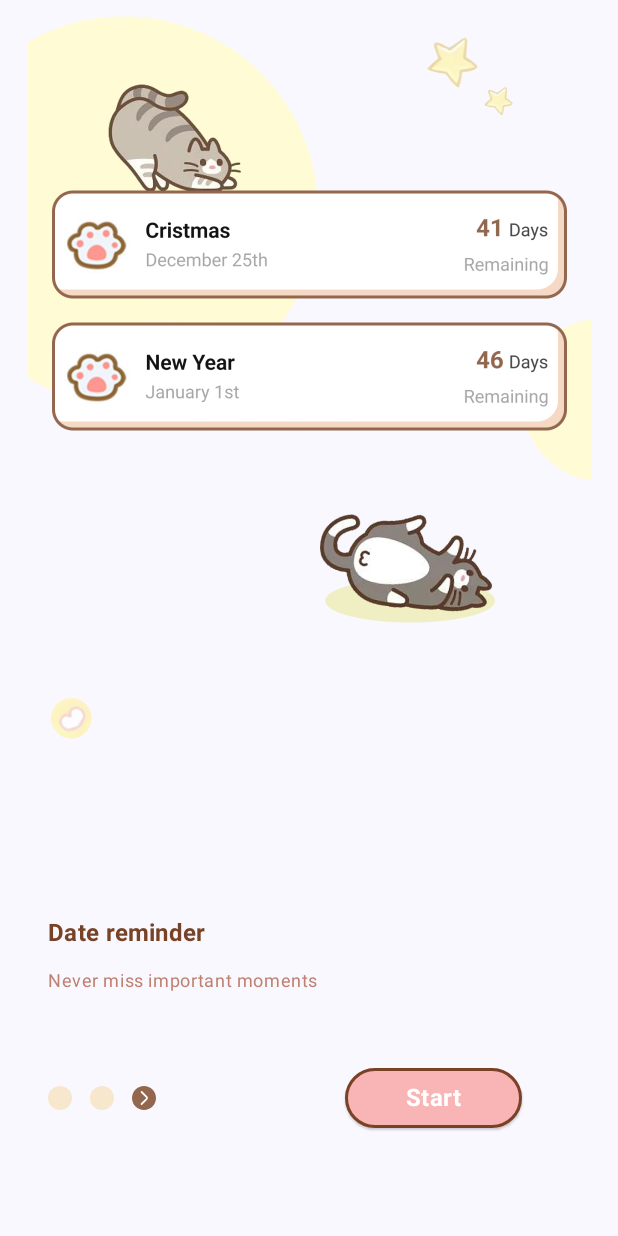
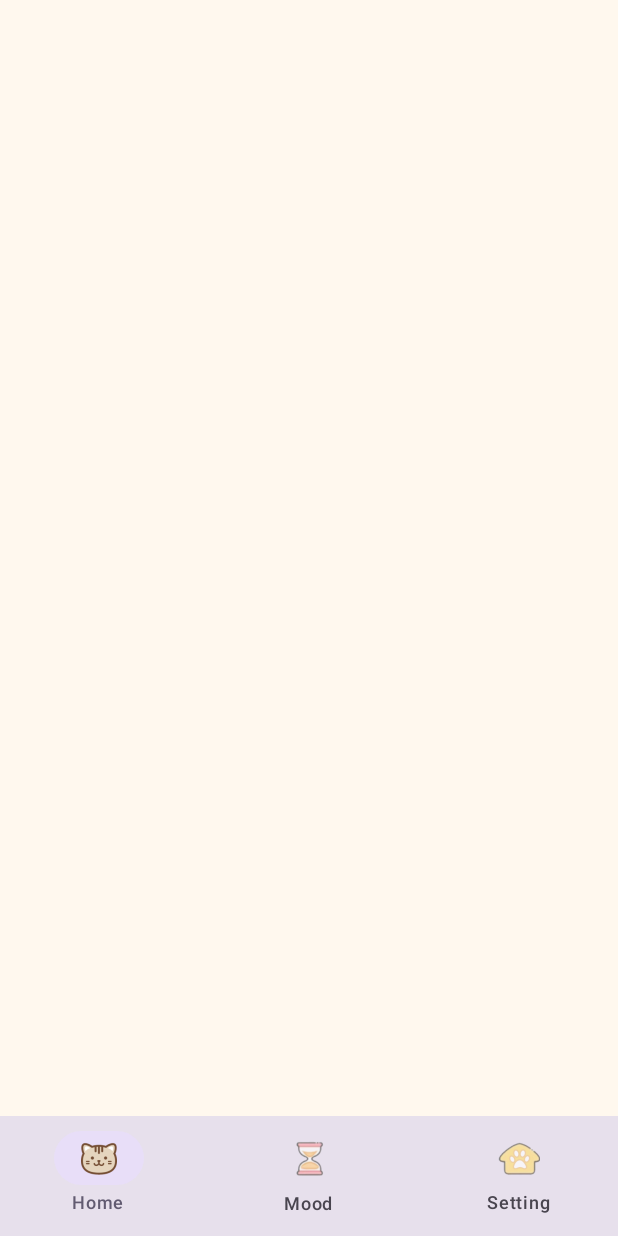
Before and after one commit to Vicent9920/BasicCodelab, an Android app built with Jetpack Compose: the screen it shows after launch (MainActivity), on a phone screen of 412 x 824 dp. Run offline under Robolectric (Android 15) with nearby library versions, the phone set to English and light mode, and no system bars.

Commit message:
添加主页

```diff
--- /dev/null
+++ b/app/src/main/java/com/example/basicscodelab/ui/home/MainActivity.kt
@@ -0,0 +1,116 @@
+package com.example.basicscodelab.ui.home
+
+import android.annotation.SuppressLint
+import android.os.Bundle
+import androidx.activity.ComponentActivity
+import androidx.activity.compose.setContent
+import androidx.compose.foundation.background
+import androidx.compose.foundation.layout.Column
+import androidx.compose.foundation.layout.fillMaxSize
+import androidx.compose.material3.ExperimentalMaterial3Api
+import androidx.compose.material3.Icon
+import androidx.compose.material3.MaterialTheme
+import androidx.compose.material3.NavigationBar
+import androidx.compose.material3.NavigationBarItem
+import androidx.compose.material3.Scaffold
+import androidx.compose.material3.Surface
+import androidx.compose.material3.Text
+import androidx.compose.runtime.Composable
+import androidx.compose.ui.Modifier
+import androidx.compose.ui.graphics.Color
+import androidx.compose.ui.res.painterResource
+import androidx.compose.ui.tooling.preview.Preview
+import com.example.basicscodelab.R
+import com.example.basicscodelab.ui.theme.BasicsCodelabTheme
+
+class MainActivity : ComponentActivity() {
+    override fun onCreate(savedInstanceState: Bundle?) {
+        super.onCreate(savedInstanceState)
+        setContent { MainPage() }
+    }
+}
+
+@Composable
+fun MainPage(modifier: Modifier = Modifier) {
+    Screen(modifier)
+}
+
+@SuppressLint("UnusedMaterial3ScaffoldPaddingParameter")
+@OptIn(ExperimentalMaterial3Api::class)
+@Composable
+fun Screen(modifier: Modifier = Modifier) {
+    Scaffold(modifier = modifier,
+        bottomBar = {MainBottomNavigation()},
+        content = { HomeScreen()})
+}
+
+@Composable
+fun HomeScreen() {
+    Column(modifier = Modifier
+        .fillMaxSize()
+        .background(color = Color(0xFFFFF8EE))) {
+
+    }
+}
+
+@Composable
+private fun MainBottomNavigation(modifier: Modifier = Modifier) {
+    NavigationBar(
+        containerColor = MaterialTheme.colorScheme.surfaceVariant,
+        modifier = modifier
+    ) {
+        NavigationBarItem(
+            icon = {
+                Icon(
+                    painter = painterResource(id = R.mipmap.ic_home_selected),
+                    tint = Color.Unspecified,
+                    contentDescription = null
+                )
+            },
+            label = {
+                Text("Home")
+            },
+            selected = true,
+            onClick = {}
+        )
+        NavigationBarItem(
+            icon = {
+                Icon(
+                    painter = painterResource(id = R.mipmap.ic_mood_normal),
+                    tint = Color.Unspecified,
+                    contentDescription = null
+                )
+            },
+            label = {
+                Text("Mood")
+            },
+            selected = false,
+            onClick = {}
+        )
+        NavigationBarItem(
+            icon = {
+                Icon(
+                    painter = painterResource(id = R.mipmap.ic_setting_normal),
+                    tint = Color.Unspecified,
+                    contentDescription = null
+                )
+            },
+            label = {
+                Text("Setting")
+            },
+            selected = false,
+            onClick = {}
+        )
+    }
+}
+
+
+@Preview(showBackground = true, widthDp = 360, heightDp = 640)
+@Composable
+fun MainPagePreview() {
+    BasicsCodelabTheme {
+        Surface {
+            Screen()
+        }
+    }
+}
--- a/app/src/main/java/com/example/basicscodelab/ui/page/GuideAScreen.kt
+++ b/app/src/main/java/com/example/basicscodelab/ui/splash/GuideAScreen.kt
@@ -1,4 +1,4 @@
-package com.example.basicscodelab.ui.page
+package com.example.basicscodelab.ui.splash
 
 import androidx.compose.foundation.BorderStroke
 import androidx.compose.foundation.Image
--- a/app/src/main/java/com/example/basicscodelab/ui/page/GuideCScreen.kt
+++ b/app/src/main/java/com/example/basicscodelab/ui/splash/GuideBScreen.kt
@@ -1,4 +1,4 @@
-package com.example.basicscodelab.ui.page
+package com.example.basicscodelab.ui.splash
 
 import androidx.compose.foundation.BorderStroke
 import androidx.compose.foundation.Image
@@ -13,7 +13,6 @@ import androidx.compose.foundation.layout.height
 import androidx.compose.foundation.layout.padding
 import androidx.compose.foundation.layout.size
 import androidx.compose.foundation.layout.width
-import androidx.compose.foundation.layout.widthIn
 import androidx.compose.material3.ButtonDefaults
 import androidx.compose.material3.ElevatedButton
 import androidx.compose.material3.Icon
@@ -23,26 +22,17 @@ import androidx.compose.runtime.Composable
 import androidx.compose.ui.Alignment
 import androidx.compose.ui.Modifier
 import androidx.compose.ui.graphics.Color
-import androidx.compose.ui.graphics.StrokeCap
-import androidx.compose.ui.graphics.StrokeJoin
-import androidx.compose.ui.graphics.drawscope.Stroke
 import androidx.compose.ui.res.painterResource
-import androidx.compose.ui.text.ExperimentalTextApi
-import androidx.compose.ui.text.TextStyle
-import androidx.compose.ui.text.font.FontFamily
 import androidx.compose.ui.text.font.FontWeight
-import androidx.compose.ui.text.style.TextAlign
 import androidx.compose.ui.tooling.preview.Preview
 import androidx.compose.ui.unit.dp
-import androidx.compose.ui.unit.sp
 import com.example.basicscodelab.R
 import com.example.basicscodelab.ui.theme.BasicsCodelabTheme
 import com.example.basicscodelab.ui.theme.Typography
 import com.example.basicscodelab.ui.widget.PointNormalView
 
-@ExperimentalTextApi
 @Composable
-fun GuideCScreen(nextClick: () -> Unit = {}) {
+fun GuideBScreen(nextClick: () -> Unit = {}) {
     Box(modifier = Modifier.fillMaxSize()) {
         Image(
             painter = painterResource(id = R.mipmap.ic_guide_second),
@@ -58,13 +48,13 @@ fun GuideCScreen(nextClick: () -> Unit = {}) {
     ) {
         Spacer(modifier = Modifier.weight(1f))
         Text(
-            text = "Date reminder",
+            text = "Interesting card\nstyle",
             color = Color(0xFF784226),
             style = Typography.titleMedium.copy(fontWeight = FontWeight.Bold)
         )
         Spacer(modifier = Modifier.height(12.dp))
         Text(
-            text = "Never miss important moments",
+            text = "Important days, clear at a glance",
             color = Color(0xFFBE8071),
             style = Typography.bodySmall
         )
@@ -76,29 +66,36 @@ fun GuideCScreen(nextClick: () -> Unit = {}) {
         ) {
             PointNormalView()
             Spacer(modifier = Modifier.width(12.dp))
-            PointNormalView()
-            Spacer(modifier = Modifier.width(12.dp))
             Icon(
                 painter = painterResource(id = R.drawable.ic_point_indicator),
                 contentDescription = null,
                 tint = Color.Unspecified,
                 modifier = Modifier.size(16.dp)
             )
+            Spacer(modifier = Modifier.width(12.dp))
+            PointNormalView()
             Spacer(modifier = Modifier.weight(1f))
             ElevatedButton(
                 onClick = nextClick,
                 colors = ButtonDefaults.elevatedButtonColors(containerColor = Color(0xFFF9B5B5)),
                 border = BorderStroke(width = 2.dp, color = Color(0xFF784226)),
             ) {
-                Text(
-                    textAlign = TextAlign.Center,
-                    modifier = Modifier.widthIn(min = 70.dp),
-                    text = "Start",
-                    style = Typography.titleMedium.copy(
-                        fontWeight = FontWeight.Bold,
-                        color = Color.White
+                Row(verticalAlignment = Alignment.CenterVertically) {
+                    Text(
+                        text = "Next step",
+                        style = Typography.titleMedium.copy(
+                            fontWeight = FontWeight.Bold,
+                            color = Color.White
+                        )
                     )
-                )
+                    Spacer(modifier = Modifier.width(6.dp))
+                    Icon(
+                        painter = painterResource(id = R.drawable.guide_arrow),
+                        contentDescription = null,
+                        tint = Color.Unspecified
+                    )
+
+                }
 
             }
 
@@ -110,13 +107,12 @@ fun GuideCScreen(nextClick: () -> Unit = {}) {
 
 }
 
-@OptIn(ExperimentalTextApi::class)
 @Preview(showBackground = true, widthDp = 360, heightDp = 640)
 @Composable
-fun GuideCScreenPreview() {
+fun GuideBScreenPreview() {
     BasicsCodelabTheme {
         Surface {
-            GuideCScreen()
+            GuideBScreen()
         }
     }
 }
--- a/app/src/main/java/com/example/basicscodelab/ui/page/SplashScreen.kt
+++ b/app/src/main/java/com/example/basicscodelab/ui/splash/SplashScreen.kt
@@ -1,4 +1,4 @@
-package com.example.basicscodelab.ui.page
+package com.example.basicscodelab.ui.splash
 
 import androidx.compose.foundation.layout.Arrangement
 import androidx.compose.foundation.layout.Column
@@ -9,17 +9,14 @@ import androidx.compose.foundation.layout.fillMaxSize
 import androidx.compose.foundation.layout.fillMaxWidth
 import androidx.compose.foundation.layout.width
 import androidx.compose.material3.Icon
-import androidx.compose.material3.Surface
 import androidx.compose.material3.Text
 import androidx.compose.runtime.Composable
 import androidx.compose.ui.Alignment
 import androidx.compose.ui.Modifier
 import androidx.compose.ui.graphics.Color
 import androidx.compose.ui.res.painterResource
-import androidx.compose.ui.tooling.preview.Preview
 import androidx.compose.ui.unit.dp
 import com.example.basicscodelab.R
-import com.example.basicscodelab.ui.theme.BasicsCodelabTheme
 import com.example.basicscodelab.ui.theme.Typography
 
 @Composable
```
Also changed, not shown: app/src/main/AndroidManifest.xml (+9 -4 lines), app/src/main/java/com/example/basicscodelab/ui/splash/GuideCScreen.kt (renamed from app/src/main/java/com/example/basicscodelab/ui/page/GuideBScreen.kt, +21 -23 lines), app/src/main/java/com/example/basicscodelab/ui/splash/SplashActivity.kt (renamed from app/src/main/java/com/example/basicscodelab/MainActivity.kt, +2 -5 lines), app/src/main/res/mipmap-xxxhdpi/ic_home_normal.webp (added), app/src/main/res/mipmap-xxxhdpi/ic_home_selected.webp (added), app/src/main/res/mipmap-xxxhdpi/ic_mood_normal.webp (added), app/src/main/res/mipmap-xxxhdpi/ic_mood_selected.webp (added), app/src/main/res/mipmap-xxxhdpi/ic_setting_normal.webp (added), app/src/main/res/mipmap-xxxhdpi/ic_setting_selected.webp (added).
